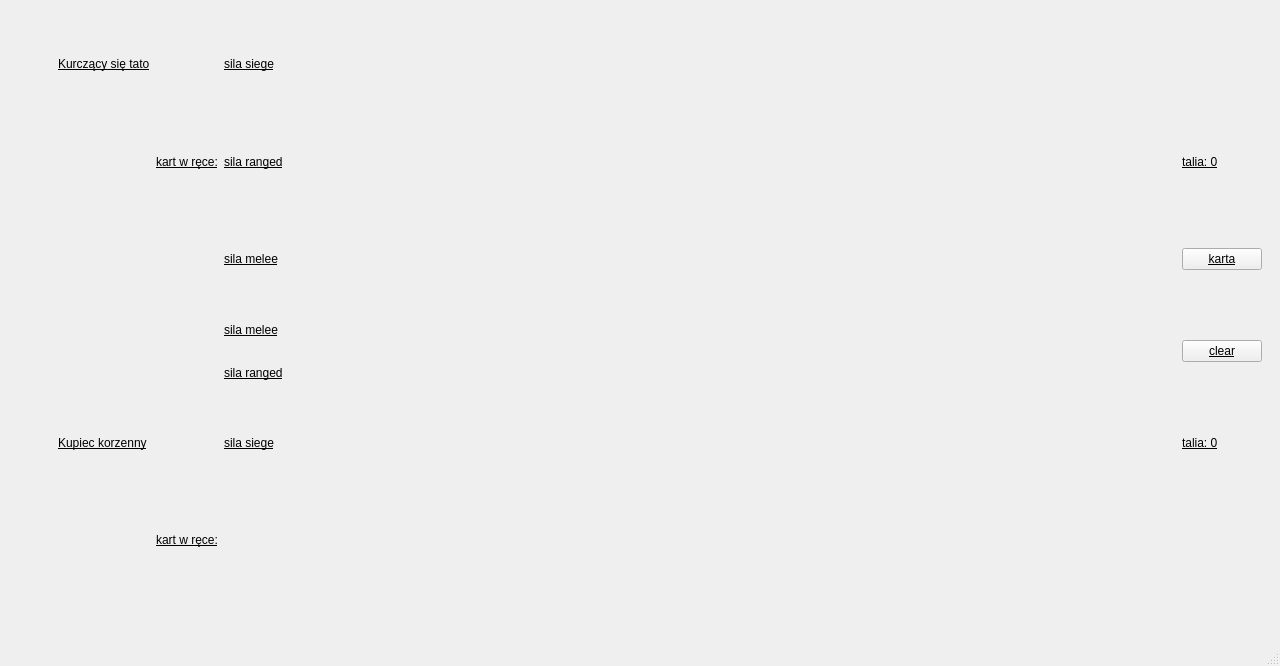
Qt form Gwint/mainwindow.ui (Aleksander-Szostek/Programowanie2_Projekt_Gwint) before a commit.
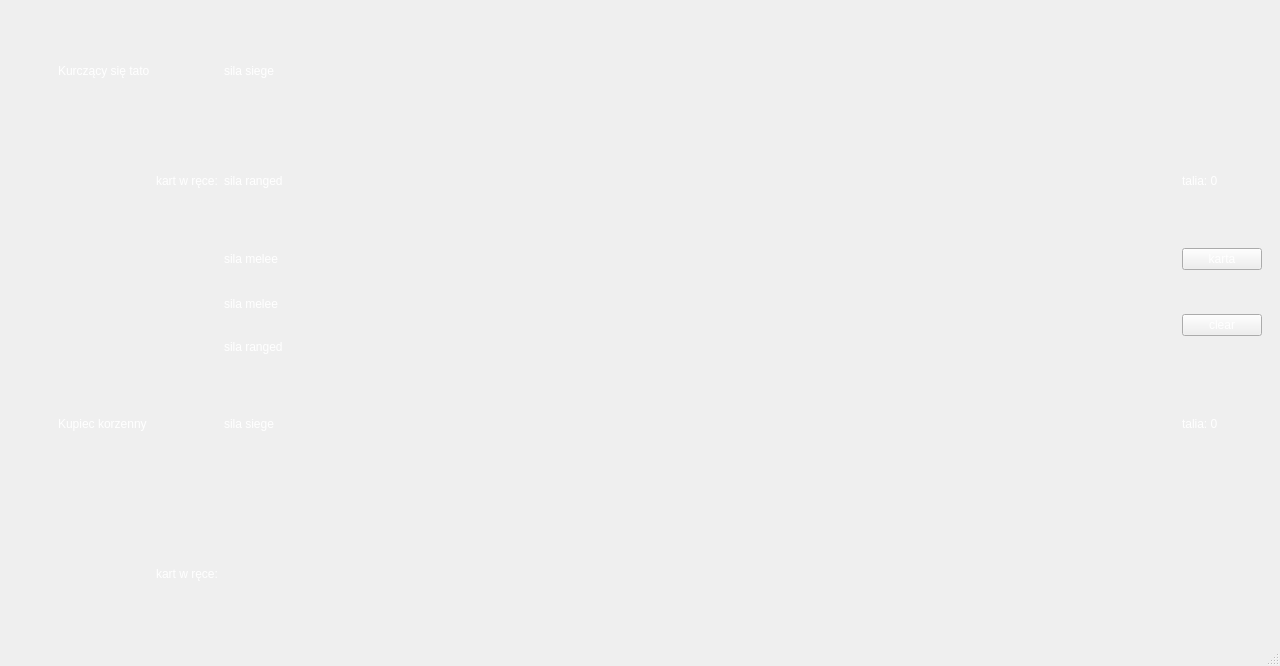
The same form after that commit. Icons and pictures are not drawn.

Commit message:
działające zgrywanie kart, liczenie punktów itd.
teraz została logika pomiędzy rundami i pasowanie i będzie gotowa gra bez keywordów

Diff of the .ui file:
```diff
--- a/Gwint/mainwindow.ui
+++ b/Gwint/mainwindow.ui
@@ -14,9 +14,7 @@
    <string>MainWindow</string>
   </property>
   <property name="styleSheet">
-   <string notr="true">border-image: url(:/plansza.jpg);
-text-decoration: underline;
-font: 350 9pt &quot;Segoe UI&quot;;</string>
+   <string notr="true">border-image: url(:/plansza.jpg);</string>
   </property>
   <widget class="QWidget" name="centralwidget">
    <property name="autoFillBackground">
@@ -151,6 +149,9 @@
            <layout class="QVBoxLayout" name="verticalLayout_10">
             <item>
              <widget class="QLabel" name="player1_melee_nr">
+              <property name="styleSheet">
+               <string notr="true">color: rgb(255, 255, 255);</string>
+              </property>
               <property name="text">
                <string>sila melee</string>
               </property>
@@ -158,6 +159,9 @@
             </item>
             <item>
              <widget class="QLabel" name="player1_ranged_nr">
+              <property name="styleSheet">
+               <string notr="true">color: rgb(255, 255, 255);</string>
+              </property>
               <property name="text">
                <string>sila ranged</string>
               </property>
@@ -167,6 +171,9 @@
           </item>
           <item row="1" column="8">
            <widget class="QLabel" name="player2_kart_w_talii">
+            <property name="styleSheet">
+             <string notr="true">color: rgb(255, 255, 255);</string>
+            </property>
             <property name="text">
              <string>talia: 0</string>
             </property>
@@ -174,6 +181,9 @@
           </item>
           <item row="2" column="3">
            <widget class="QLabel" name="player2_melee_nr">
+            <property name="styleSheet">
+             <string notr="true">color: rgb(255, 255, 255);</string>
+            </property>
             <property name="text">
              <string>sila melee</string>
             </property>
@@ -203,7 +213,7 @@
                <enum>Qt::Orientation::Vertical</enum>
               </property>
               <property name="sizeType">
-               <enum>QSizePolicy::Policy::Preferred</enum>
+               <enum>QSizePolicy::Policy::Fixed</enum>
               </property>
               <property name="sizeHint" stdset="0">
                <size>
@@ -293,6 +303,9 @@
           </item>
           <item row="2" column="8">
            <widget class="QPushButton" name="button_dobierz">
+            <property name="styleSheet">
+             <string notr="true">color: rgb(255, 255, 255);</string>
+            </property>
             <property name="text">
              <string>karta</string>
             </property>
@@ -300,6 +313,9 @@
           </item>
           <item row="5" column="8">
            <widget class="QPushButton" name="wyczysc_button">
+            <property name="styleSheet">
+             <string notr="true">color: rgb(255, 255, 255);</string>
+            </property>
             <property name="text">
              <string>clear</string>
             </property>
@@ -322,6 +338,9 @@
               <property name="orientation">
                <enum>Qt::Orientation::Vertical</enum>
               </property>
+              <property name="sizeType">
+               <enum>QSizePolicy::Policy::Fixed</enum>
+              </property>
               <property name="sizeHint" stdset="0">
                <size>
                 <width>20</width>
@@ -337,6 +356,9 @@
           </item>
           <item row="9" column="1">
            <widget class="QLabel" name="player1_name">
+            <property name="styleSheet">
+             <string notr="true">color: rgb(255, 255, 255);</string>
+            </property>
             <property name="text">
              <string>Kupiec korzenny</string>
             </property>
@@ -363,6 +385,9 @@
           </item>
           <item row="0" column="3">
            <widget class="QLabel" name="player2_siege_nr">
+            <property name="styleSheet">
+             <string notr="true">color: rgb(255, 255, 255);</string>
+            </property>
             <property name="text">
              <string>sila siege</string>
             </property>
@@ -375,6 +400,9 @@
               <property name="orientation">
                <enum>Qt::Orientation::Vertical</enum>
               </property>
+              <property name="sizeType">
+               <enum>QSizePolicy::Policy::Fixed</enum>
+              </property>
               <property name="sizeHint" stdset="0">
                <size>
                 <width>20</width>
@@ -385,38 +413,21 @@
             </item>
            </layout>
           </item>
-          <item row="1" column="2">
-           <widget class="QLabel" name="player2_kart_w_rece">
-            <property name="text">
-             <string>kart w ręce:</string>
-            </property>
-           </widget>
-          </item>
-          <item row="11" column="2">
-           <spacer name="kol2_szer">
-            <property name="orientation">
-             <enum>Qt::Orientation::Horizontal</enum>
-            </property>
-            <property name="sizeType">
-             <enum>QSizePolicy::Policy::Fixed</enum>
-            </property>
-            <property name="sizeHint" stdset="0">
-             <size>
-              <width>40</width>
-              <height>20</height>
-             </size>
-            </property>
-           </spacer>
-          </item>
           <item row="9" column="8">
            <widget class="QLabel" name="player1_kart_w_talii">
+            <property name="styleSheet">
+             <string notr="true">color: rgb(255, 255, 255);</string>
+            </property>
             <property name="text">
              <string>talia: 0</string>
             </property>
            </widget>
           </item>
           <item row="9" column="3">
-           <widget class="QLabel" name="player1_sieger_nr">
+           <widget class="QLabel" name="player1_siege_nr">
+            <property name="styleSheet">
+             <string notr="true">color: rgb(255, 255, 255);</string>
+            </property>
             <property name="text">
              <string>sila siege</string>
             </property>
@@ -424,6 +435,9 @@
           </item>
           <item row="0" column="1">
            <widget class="QLabel" name="player2_name">
+            <property name="styleSheet">
+             <string notr="true">color: rgb(255, 255, 255);</string>
+            </property>
             <property name="text">
              <string>Kurczący się tato</string>
             </property>
@@ -473,13 +487,6 @@
             </item>
            </layout>
           </item>
-          <item row="10" column="2">
-           <widget class="QLabel" name="player1_kart_w_rece">
-            <property name="text">
-             <string>kart w ręce:</string>
-            </property>
-           </widget>
-          </item>
           <item row="0" column="8">
            <layout class="QHBoxLayout" name="player2_talia"/>
           </item>
@@ -491,7 +498,7 @@
                <enum>Qt::Orientation::Vertical</enum>
               </property>
               <property name="sizeType">
-               <enum>QSizePolicy::Policy::Expanding</enum>
+               <enum>QSizePolicy::Policy::Fixed</enum>
               </property>
               <property name="sizeHint" stdset="0">
                <size>
@@ -508,6 +515,9 @@
           </item>
           <item row="1" column="3">
            <widget class="QLabel" name="player2_ranged_nr">
+            <property name="styleSheet">
+             <string notr="true">color: rgb(255, 255, 255);</string>
+            </property>
             <property name="text">
              <string>sila ranged</string>
             </property>
@@ -536,6 +546,9 @@
               <property name="orientation">
                <enum>Qt::Orientation::Vertical</enum>
               </property>
+              <property name="sizeType">
+               <enum>QSizePolicy::Policy::Fixed</enum>
+              </property>
               <property name="sizeHint" stdset="0">
                <size>
                 <width>20</width>
@@ -565,6 +578,9 @@
               <property name="orientation">
                <enum>Qt::Orientation::Vertical</enum>
               </property>
+              <property name="sizeType">
+               <enum>QSizePolicy::Policy::Fixed</enum>
+              </property>
               <property name="sizeHint" stdset="0">
                <size>
                 <width>20</width>
@@ -575,6 +591,42 @@
             </item>
            </layout>
           </item>
+          <item row="1" column="2">
+           <widget class="QLabel" name="player2_kart_w_rece">
+            <property name="styleSheet">
+             <string notr="true">color: rgb(255, 255, 255);</string>
+            </property>
+            <property name="text">
+             <string>kart w ręce:</string>
+            </property>
+           </widget>
+          </item>
+          <item row="2" column="2">
+           <spacer name="kol2_szer">
+            <property name="orientation">
+             <enum>Qt::Orientation::Horizontal</enum>
+            </property>
+            <property name="sizeType">
+             <enum>QSizePolicy::Policy::Fixed</enum>
+            </property>
+            <property name="sizeHint" stdset="0">
+             <size>
+              <width>40</width>
+              <height>20</height>
+             </size>
+            </property>
+           </spacer>
+          </item>
+          <item row="11" column="2">
+           <widget class="QLabel" name="player1_kart_w_rece">
+            <property name="styleSheet">
+             <string notr="true">color: rgb(255, 255, 255);</string>
+            </property>
+            <property name="text">
+             <string>kart w ręce:</string>
+            </property>
+           </widget>
+          </item>
          </layout>
         </item>
        </layout>
```
The commit also changes 9 other files.
